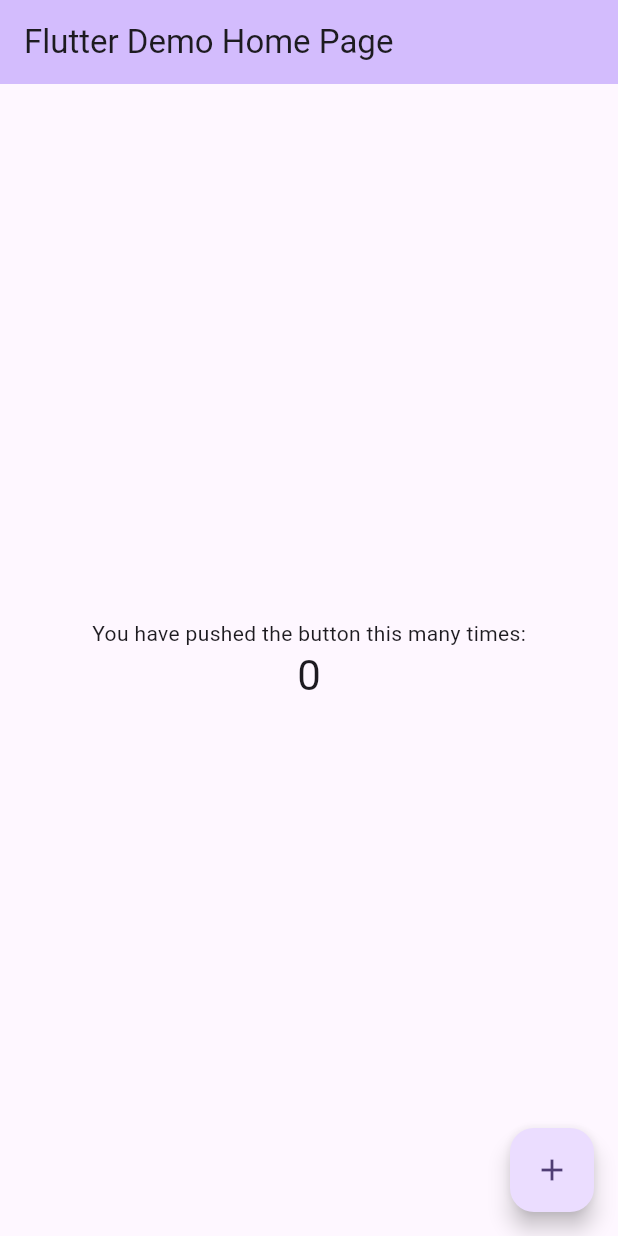
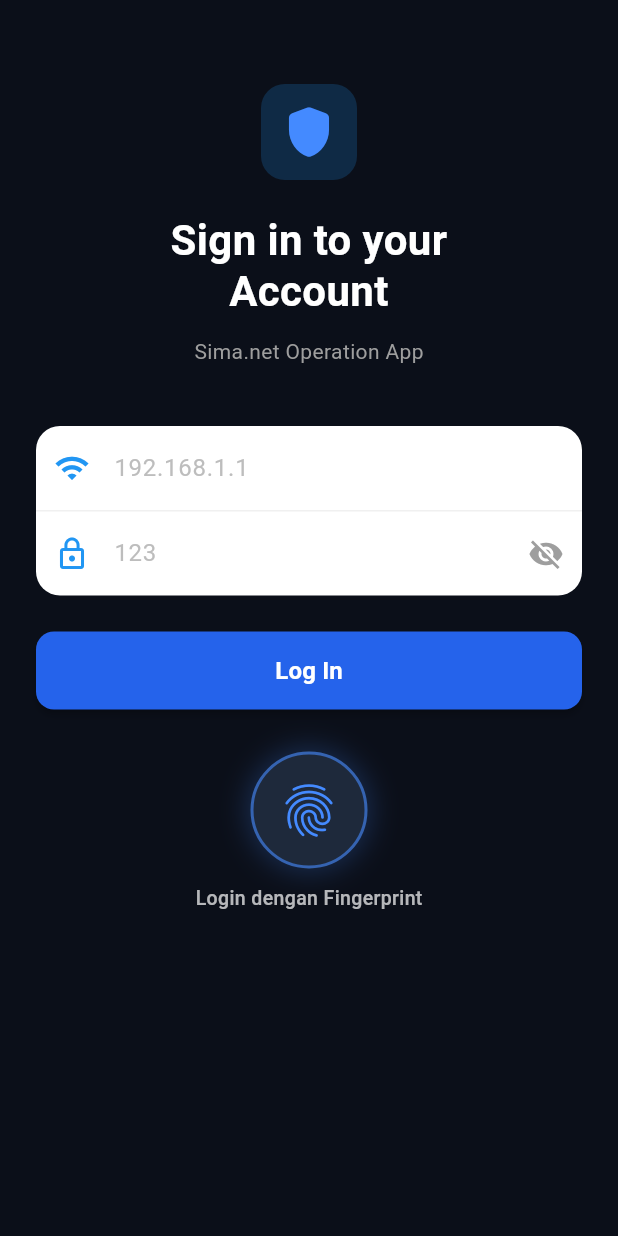
Before and after one commit to lawzhuu/Project-Mobil, a Flutter app: the screen it shows after launch, on a phone screen of 412 x 824 dp. Run offline on Flutter 3.47's test engine with Material 3 defaults, Android fonts, the phone set to English and light mode, and no system bars; our stand-ins replace local_auth.

Commit message:
baru login screen doang

```diff
--- a/apk_wifi/lib/main.dart
+++ b/apk_wifi/lib/main.dart
@@ -1,122 +1,25 @@
 import 'package:flutter/material.dart';
 
+import 'screens/login_screen.dart';
+
 void main() {
-  runApp(const MyApp());
+  runApp(const SimaNetApp());
 }
 
-class MyApp extends StatelessWidget {
-  const MyApp({super.key});
+class SimaNetApp extends StatelessWidget {
+  const SimaNetApp({super.key});
 
-  // This widget is the root of your application.
   @override
   Widget build(BuildContext context) {
     return MaterialApp(
-      title: 'Flutter Demo',
+      title: 'Sima.net Login',
+      debugShowCheckedModeBanner: false,
       theme: ThemeData(
-        // This is the theme of your application.
-        //
-        // TRY THIS: Try running your application with "flutter run". You'll see
-        // the application has a purple toolbar. Then, without quitting the app,
-        // try changing the seedColor in the colorScheme below to Colors.green
-        // and then invoke "hot reload" (save your changes or press the "hot
-        // reload" button in a Flutter-supported IDE, or press "r" if you used
-        // the command line to start the app).
-        //
-        // Notice that the counter didn't reset back to zero; the application
-        // state is not lost during the reload. To reset the state, use hot
-        // restart instead.
-        //
-        // This works for code too, not just values: Most code changes can be
-        // tested with just a hot reload.
-        colorScheme: .fromSeed(seedColor: Colors.deepPurple),
+        brightness: Brightness.dark,
+        scaffoldBackgroundColor: const Color(0xFF0B0F19),
+        primarySwatch: Colors.blue,
       ),
-      home: const MyHomePage(title: 'Flutter Demo Home Page'),
+      home: const LoginScreen(),
     );
   }
 }
-
-class MyHomePage extends StatefulWidget {
-  const MyHomePage({super.key, required this.title});
-
-  // This widget is the home page of your application. It is stateful, meaning
-  // that it has a State object (defined below) that contains fields that affect
-  // how it looks.
-
-  // This class is the configuration for the state. It holds the values (in this
-  // case the title) provided by the parent (in this case the App widget) and
-  // used by the build method of the State. Fields in a Widget subclass are
-  // always marked "final".
-
-  final String title;
-
-  @override
-  State<MyHomePage> createState() => _MyHomePageState();
-}
-
-class _MyHomePageState extends State<MyHomePage> {
-  int _counter = 0;
-
-  void _incrementCounter() {
-    setState(() {
-      // This call to setState tells the Flutter framework that something has
-      // changed in this State, which causes it to rerun the build method below
-      // so that the display can reflect the updated values. If we changed
-      // _counter without calling setState(), then the build method would not be
-      // called again, and so nothing would appear to happen.
-      _counter++;
-    });
-  }
-
-  @override
-  Widget build(BuildContext context) {
-    // This method is rerun every time setState is called, for instance as done
-    // by the _incrementCounter method above.
-    //
-    // The Flutter framework has been optimized to make rerunning build methods
-    // fast, so that you can just rebuild anything that needs updating rather
-    // than having to individually change instances of widgets.
-    return Scaffold(
-      appBar: AppBar(
-        // TRY THIS: Try changing the color here to a specific color (to
-        // Colors.amber, perhaps?) and trigger a hot reload to see the AppBar
-        // change color while the other colors stay the same.
-        backgroundColor: Theme.of(context).colorScheme.inversePrimary,
-        // Here we take the value from the MyHomePage object that was created by
-        // the App.build method, and use it to set our appbar title.
-        title: Text(widget.title),
-      ),
-      body: Center(
-        // Center is a layout widget. It takes a single child and positions it
-        // in the middle of the parent.
-        child: Column(
-          // Column is also a layout widget. It takes a list of children and
-          // arranges them vertically. By default, it sizes itself to fit its
-          // children horizontally, and tries to be as tall as its parent.
-          //
-          // Column has various properties to control how it sizes itself and
-          // how it positions its children. Here we use mainAxisAlignment to
-          // center the children vertically; the main axis here is the vertical
-          // axis because Columns are vertical (the cross axis would be
-          // horizontal).
-          //
-          // TRY THIS: Invoke "debug painting" (choose the "Toggle Debug Paint"
-          // action in the IDE, or press "p" in the console), to see the
-          // wireframe for each widget.
-          mainAxisAlignment: .center,
-          children: [
-            const Text('You have pushed the button this many times:'),
-            Text(
-              '$_counter',
-              style: Theme.of(context).textTheme.headlineMedium,
-            ),
-          ],
-        ),
-      ),
-      floatingActionButton: FloatingActionButton(
-        onPressed: _incrementCounter,
-        tooltip: 'Increment',
-        child: const Icon(Icons.add),
-      ),
-    );
-  }
-}
--- /dev/null
+++ b/apk_wifi/lib/screens/login_screen.dart
@@ -0,0 +1,347 @@
+import 'package:flutter/material.dart';
+import 'package:flutter/services.dart';
+import 'package:local_auth/local_auth.dart';
+
+import 'home.dart'; // Mengarah ke file home.dart
+
+class LoginScreen extends StatefulWidget {
+  const LoginScreen({super.key});
+
+  @override
+  State<LoginScreen> createState() => _LoginScreenState();
+}
+
+class _LoginScreenState extends State<LoginScreen> {
+  bool _obscurePassword = true;
+
+  // Controller untuk input username dan password
+  final TextEditingController _usernameController = TextEditingController();
+  final TextEditingController _passwordController = TextEditingController();
+
+  bool _isLoggedIn = false;
+
+  // Variabel untuk fitur Biometrik (Sidik Jari)
+  final LocalAuthentication auth = LocalAuthentication();
+  bool _isAuthenticating = false;
+
+  @override
+  void dispose() {
+    _usernameController.dispose();
+    _passwordController.dispose();
+    super.dispose();
+  }
+
+  // Logika pengecekan login manual (Sesuai gaya code kamu)
+  void _login({required String username, required String password}) {
+    if (username.isEmpty || password.isEmpty) {
+      ScaffoldMessenger.of(context).showSnackBar(
+        const SnackBar(
+          backgroundColor: Colors.orange,
+          content: Text("Tolong diisi dulu itu username sama passwordnya!"),
+        ),
+      );
+      return;
+    }
+
+    // Validasi kredensial Sima.net (Username: 192.168.1.1, Password: 123)
+    if (username == "192.168.1.1" && password == "123") {
+      setState(() {
+        _isLoggedIn = true;
+      });
+
+      ScaffoldMessenger.of(context).showSnackBar(
+        const SnackBar(
+          backgroundColor: Colors.green,
+          content: Text("Login Berhasil!"),
+        ),
+      );
+
+      _navigateToHome();
+    } else {
+      setState(() {
+        _isLoggedIn = false;
+      });
+
+      ScaffoldMessenger.of(context).showSnackBar(
+        const SnackBar(
+          backgroundColor: Colors.red,
+          content: Text("Login Gagal! Username atau Password salah."),
+        ),
+      );
+    }
+  }
+
+  // Fungsi untuk Login menggunakan Sidik Jari (Biometrik)
+  Future<void> _authenticateWithBiometrics() async {
+    setState(() {
+      _isAuthenticating = true;
+    });
+
+    try {
+      bool authenticated = await auth.authenticate(
+        localizedReason:
+            'Silakan tempelkan jari Anda pada sensor untuk login Sima.net',
+        options: const AuthenticationOptions(
+          stickyAuth: true,
+          biometricOnly: true,
+        ),
+      );
+
+      if (!mounted) return;
+
+      if (authenticated) {
+        setState(() {
+          _isLoggedIn = true;
+        });
+
+        ScaffoldMessenger.of(context).showSnackBar(
+          const SnackBar(
+            content: Text('Login Berhasil dengan Fingerprint!'),
+            backgroundColor: Colors.green,
+          ),
+        );
+        _navigateToHome();
+      } else {
+        ScaffoldMessenger.of(context).showSnackBar(
+          const SnackBar(
+            content: Text('Otentikasi Sidik Jari Dibatalkan'),
+            backgroundColor: Colors.orangeAccent,
+          ),
+        );
+      }
+    } on PlatformException catch (e) {
+      debugPrint("Biometric auth error: $e");
+      if (mounted) {
+        ScaffoldMessenger.of(context).showSnackBar(
+          SnackBar(
+            content: Text('Error Sidik Jari: ${e.message ?? e.code}'),
+            backgroundColor: Colors.redAccent,
+          ),
+        );
+      }
+    } finally {
+      if (mounted) {
+        setState(() {
+          _isAuthenticating = false;
+        });
+      }
+    }
+  }
+
+  void _navigateToHome() {
+    Navigator.of(context).pushReplacement(
+      MaterialPageRoute(builder: (context) => const HomeScreen()),
+    );
+  }
+
+  @override
+  Widget build(BuildContext context) {
+    return Scaffold(
+      body: SafeArea(
+        child: SingleChildScrollView(
+          padding: const EdgeInsets.symmetric(horizontal: 24.0, vertical: 36.0),
+          child: Column(
+            crossAxisAlignment: CrossAxisAlignment.center,
+            children: [
+              const SizedBox(height: 20),
+              // Logo / Icon Atas
+              Center(
+                child: Container(
+                  padding: const EdgeInsets.all(12),
+                  decoration: BoxDecoration(
+                    color: Colors.blue.withOpacity(0.2),
+                    borderRadius: BorderRadius.circular(16),
+                  ),
+                  child: const Icon(
+                    Icons.shield_rounded,
+                    size: 40,
+                    color: Colors.blueAccent,
+                  ),
+                ),
+              ),
+              const SizedBox(height: 24),
+
+              // Judul Utama
+              const Center(
+                child: Text(
+                  "Sign in to your\nAccount",
+                  textAlign: TextAlign.center,
+                  style: TextStyle(
+                    fontSize: 28,
+                    fontWeight: FontWeight.bold,
+                    color: Colors.white,
+                    height: 1.2,
+                  ),
+                ),
+              ),
+              const SizedBox(height: 12),
+
+              const Text(
+                "Sima.net Operation App",
+                style: TextStyle(color: Colors.grey, fontSize: 14),
+              ),
+              const SizedBox(height: 40),
+
+              // Card Container untuk Form Input (Warna Putih)
+              Container(
+                decoration: BoxDecoration(
+                  color: Colors.white,
+                  borderRadius: BorderRadius.circular(16),
+                ),
+                child: Column(
+                  children: [
+                    // Input Username (IP Router)
+                    TextField(
+                      controller: _usernameController,
+                      style: const TextStyle(color: Colors.black87),
+                      decoration: InputDecoration(
+                        hintText: "192.168.1.1",
+                        hintStyle: TextStyle(color: Colors.grey[400]),
+                        prefixIcon: const Icon(Icons.wifi, color: Colors.blue),
+                        border: InputBorder.none,
+                        contentPadding: const EdgeInsets.symmetric(
+                          horizontal: 16,
+                          vertical: 16,
+                        ),
+                      ),
+                    ),
+                    const Divider(
+                      height: 1,
+                      thickness: 1,
+                      color: Color(0xFFF0F0F0),
+                    ),
+
+                    // Input Password
+                    TextField(
+                      controller: _passwordController,
+                      obscureText: _obscurePassword,
+                      style: const TextStyle(color: Colors.black87),
+                      decoration: InputDecoration(
+                        hintText: "123",
+                        hintStyle: TextStyle(color: Colors.grey[400]),
+                        prefixIcon: const Icon(
+                          Icons.lock_outline,
+                          color: Colors.blue,
+                        ),
+                        suffixIcon: IconButton(
+                          icon: Icon(
+                            _obscurePassword
+                                ? Icons.visibility_off
+                                : Icons.visibility,
+                            color: Colors.grey,
+                          ),
+                          onPressed: () {
+                            setState(() {
+                              _obscurePassword = !_obscurePassword;
+                            });
+                          },
+                        ),
+                        border: InputBorder.none,
+                        contentPadding: const EdgeInsets.symmetric(
+                          horizontal: 16,
+                          vertical: 16,
+                        ),
+                      ),
+                    ),
+                  ],
+                ),
+              ),
+              const SizedBox(height: 24),
+
+              // Tombol Login Utama (Warna berubah dinamis sesuai status _isLoggedIn)
+              SizedBox(
+                width: double.infinity,
+                height: 52,
+                child: ElevatedButton(
+                  style: ElevatedButton.styleFrom(
+                    backgroundColor: _isLoggedIn
+                        ? Colors.green
+                        : const Color(0xFF2563EB),
+                    shape: RoundedRectangleBorder(
+                      borderRadius: BorderRadius.circular(12),
+                    ),
+                    elevation: 2,
+                  ),
+                  onPressed: () {
+                    _login(
+                      username: _usernameController.text.trim(),
+                      password: _passwordController.text.trim(),
+                    );
+                  },
+                  child: const Text(
+                    "Log In",
+                    style: TextStyle(
+                      fontSize: 16,
+                      fontWeight: FontWeight.bold,
+                      color: Colors.white,
+                    ),
+                  ),
+                ),
+              ),
+              const SizedBox(height: 28),
+
+              // Tombol Login dengan Fingerprint (Biometrik)
+              Center(
+                child: Column(
+                  children: [
+                    Material(
+                      color: Colors.transparent,
+                      child: InkWell(
+                        onTap: _isAuthenticating
+                            ? null
+                            : _authenticateWithBiometrics,
+                        borderRadius: BorderRadius.circular(36),
+                        splashColor: Colors.blueAccent.withOpacity(0.3),
+                        child: Container(
+                          padding: const EdgeInsets.all(16),
+                          decoration: BoxDecoration(
+                            color: const Color(0xFF1E293B),
+                            shape: BoxShape.circle,
+                            border: Border.all(
+                              color: Colors.blueAccent.withOpacity(0.6),
+                              width: 2,
+                            ),
+                            boxShadow: [
+                              BoxShadow(
+                                color: Colors.blueAccent.withOpacity(0.25),
+                                blurRadius: 16,
+                                spreadRadius: 2,
+                              ),
+                            ],
+                          ),
+                          child: _isAuthenticating
+                              ? const SizedBox(
+                                  width: 36,
+                                  height: 36,
+                                  child: CircularProgressIndicator(
+                                    strokeWidth: 3,
+                                    color: Colors.blueAccent,
+                                  ),
+                                )
+                              : const Icon(
+                                  Icons.fingerprint,
+                                  size: 42,
+                                  color: Colors.blueAccent,
+                                ),
+                        ),
+                      ),
+                    ),
+                    const SizedBox(height: 10),
+                    const Text(
+                      "Login dengan Fingerprint",
+                      style: TextStyle(
+                        color: Colors.white70,
+                        fontSize: 13,
+                        fontWeight: FontWeight.w500,
+                      ),
+                    ),
+                  ],
+                ),
+              ),
+            ],
+          ),
+        ),
+      ),
+    );
+  }
+}
--- a/apk_wifi/pubspec.yaml
+++ b/apk_wifi/pubspec.yaml
@@ -34,6 +34,7 @@ dependencies:
   # The following adds the Cupertino Icons font to your application.
   # Use with the CupertinoIcons class for iOS style icons.
   cupertino_icons: ^1.0.8
+  local_auth: ^2.3.0
 
 dev_dependencies:
   flutter_test:
```
Also changed, not shown: apk_wifi/lib/screens/home.dart (added, +63 -0 lines), apk_wifi/pubspec.lock, 7 other files.
